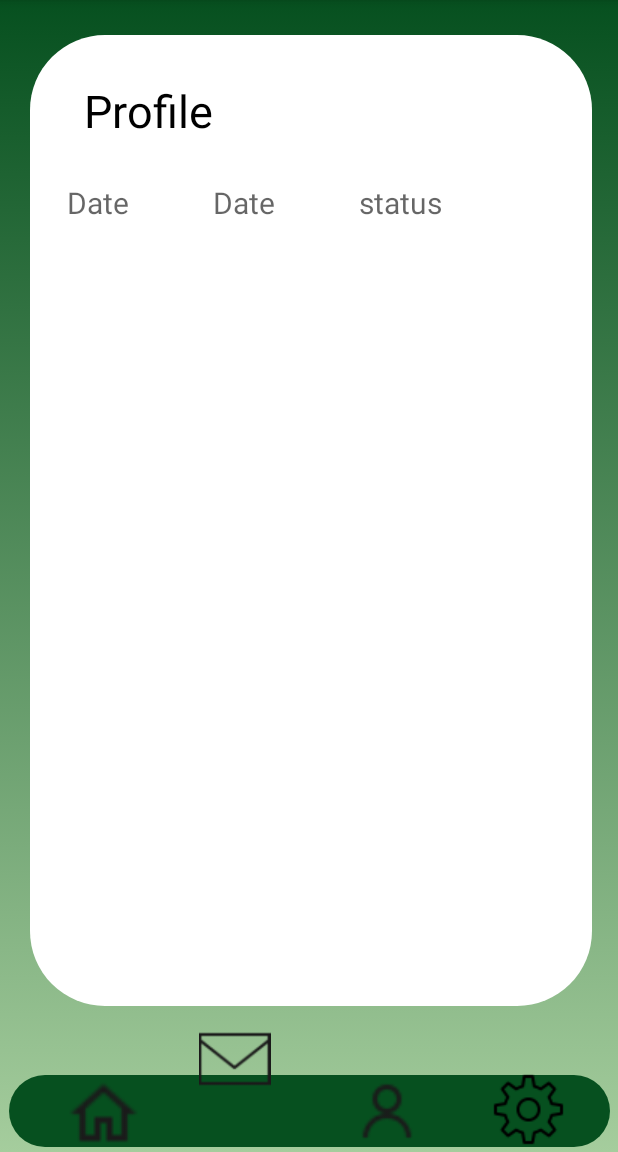
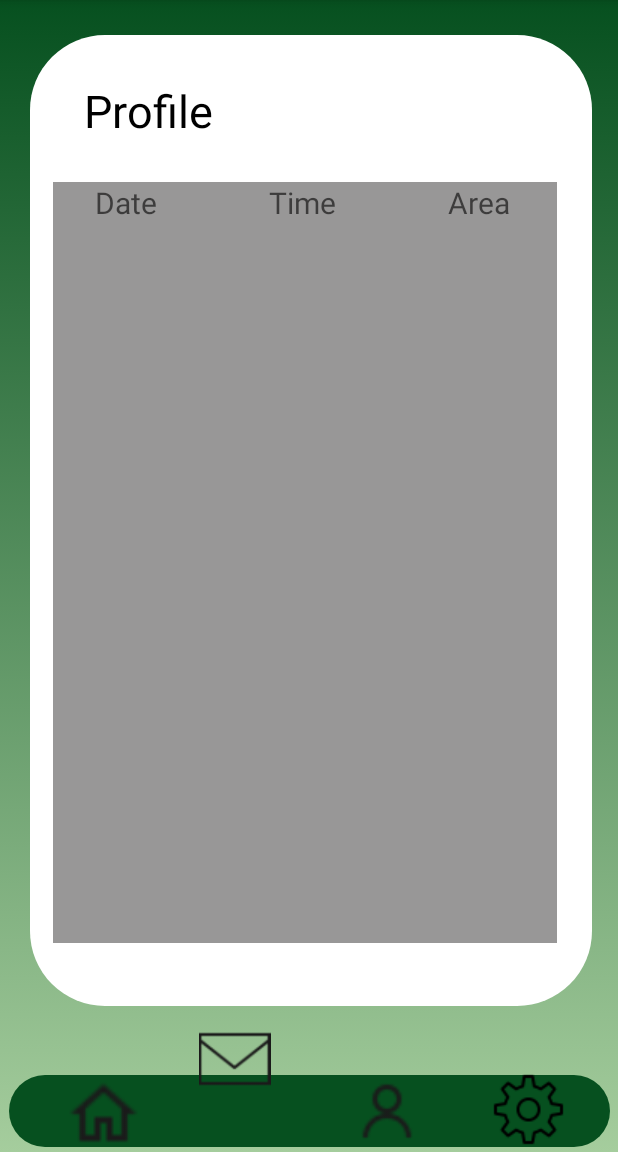
Before and after one commit to TeaPlucking/leaftrace, an Android app: the ProfileActivity screen opened directly, with no data from a screen before it, on a phone screen of 412 x 824 dp, the part 84-1236 px from its top. Run offline under Robolectric (Android 15) with nearby library versions, the phone set to English and light mode, and no system bars; Roboto replaces fonts that are not available here.

Commit message:
Update activity_profile.xml
minor changes

```diff
--- a/app/src/main/res/layout/activity_profile.xml
+++ b/app/src/main/res/layout/activity_profile.xml
@@ -100,7 +100,8 @@
         android:layout_alignStart="@+id/imgageView8"
         android:layout_alignTop="@+id/imgageView8"
         android:layout_marginStart="15dp"
-        android:layout_marginTop="98dp">
+        android:layout_marginTop="98dp"
+        android:background="#883E3D3D">
 
         <RelativeLayout
             android:layout_width="wrap_content"
@@ -112,7 +113,7 @@
                 android:layout_height="wrap_content"
                 android:textColor="@color/black"
                 android:textSize="20dp"
-                android:hint="  Date            Date            status"/>
+                android:hint="      Date                Time                Area"/>
         </RelativeLayout>
 
     </ScrollView>
```
